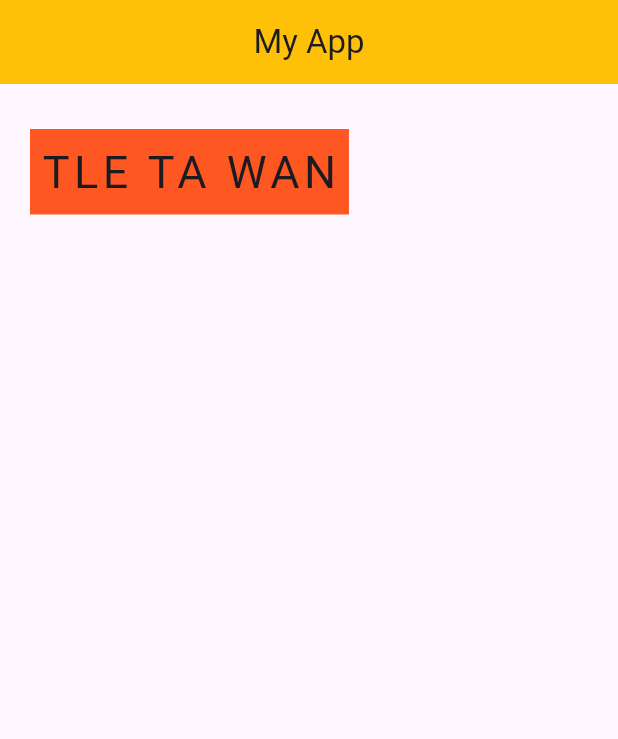
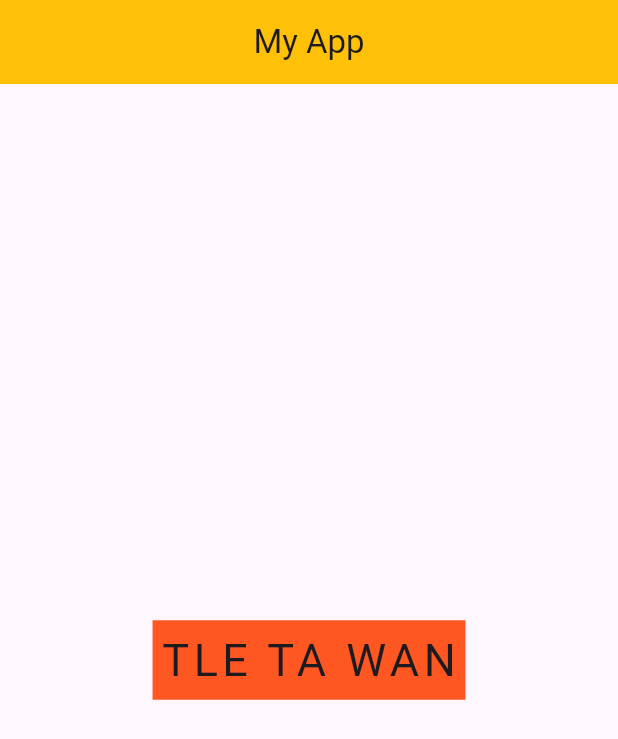
Before and after one commit to Lskram/AppMian, a Flutter app: the screen it shows after launch, on a phone screen of 412 x 824 dp. Shown: the top 739 px of the screen. Run offline on Flutter 3.47's test engine with Material 3 defaults, Android fonts, the phone set to English and light mode, and no system bars.

Commit message:
การใช้ Center wiget ด้วยการ Warp ให้อยู่ตรงกลาง

```diff
--- a/myapp/lib/screens/home.dart
+++ b/myapp/lib/screens/home.dart
@@ -6,10 +6,10 @@ class Home extends StatelessWidget {
 
   @override
   Widget build(BuildContext context) {
-    return Container(
+    return Center(
+      child: Container(
         color: Colors.deepOrange,
-      margin: const EdgeInsets.symmetric(horizontal: 20,vertical: 30),
-      padding: const EdgeInsets.all(7),
+        padding: const EdgeInsets.all(5),
         child:  Text(
           "TLE TA WAN",
           style: TextStyle(
@@ -17,6 +17,7 @@ class Home extends StatelessWidget {
             letterSpacing: 3,
           ),
         ),
+      ),
     );
   }
 }
```
Lines whose indentation alone changed are shown as unchanged.
